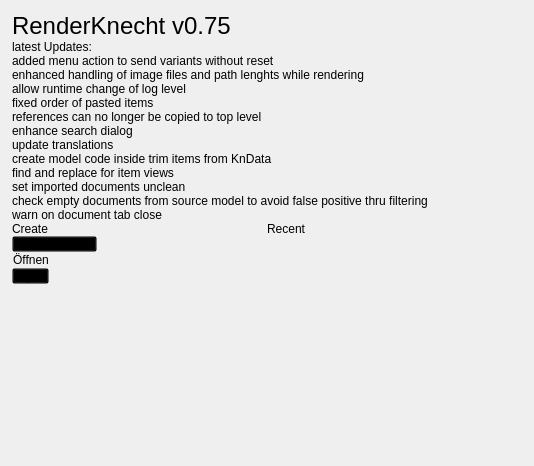
Old version of the form ui/knecht_welcome.ui in the repository tappi287/RenderKnecht2.
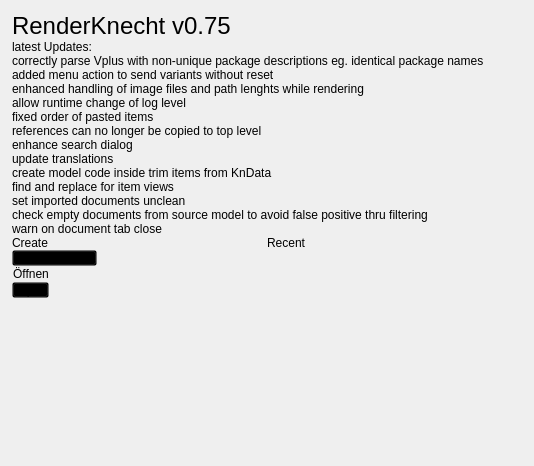
New version of the form. Icons and pictures are not drawn.

Commit message: fix conversion of excel packages with non-unique package text

Diff of the .ui file:
```diff
--- a/ui/knecht_welcome.ui
+++ b/ui/knecht_welcome.ui
@@ -96,7 +96,8 @@
      <item>
       <widget class="QLabel" name="news">
        <property name="text">
-        <string>added menu action to send variants without reset
+        <string>correctly parse Vplus with non-unique package descriptions eg. identical package names
+added menu action to send variants without reset
 enhanced handling of image files and path lenghts while rendering
 allow runtime change of log level
 fixed order of pasted items
```
The commit also changes 7 other files.
